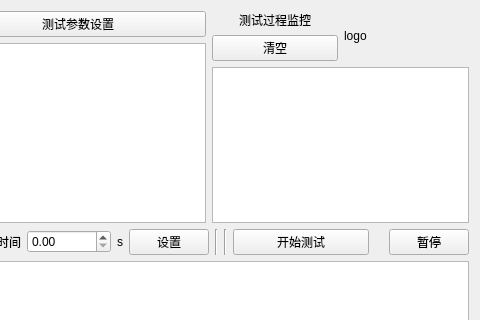
Qt form main_dialog.ui (curious-heart/X-exposer-tool) before a commit; both pictures show x 324 to 804 and y 0 to 320 of the 804 by 504 pixel window.
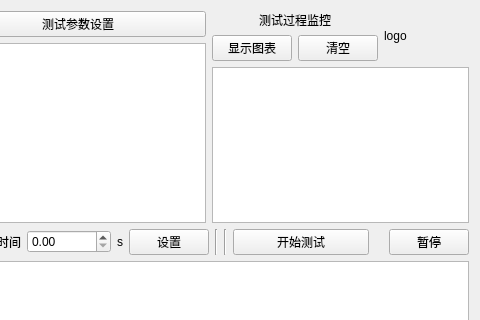
The same form after that commit.

Commit message: Refine mb_regs chart display. Fix a bug: timers art not stoped on main app exit. Use qt-deleteLater for modebus device instead of c++ delete.

```diff
--- a/main_dialog.ui
+++ b/main_dialog.ui
@@ -111,11 +111,22 @@
             </widget>
            </item>
            <item>
+            <layout class="QHBoxLayout" name="horizontalLayout_12">
+             <item>
+              <widget class="QPushButton" name="dispChartBtn">
+               <property name="text">
+                <string>显示图表</string>
+               </property>
+              </widget>
+             </item>
+             <item>
             <widget class="QPushButton" name="testPromMonitorClrBtn">
              <property name="text">
               <string>清空</string>
              </property>
             </widget>
+             </item>
+            </layout>
            </item>
           </layout>
          </item>
```
Lines whose indentation alone changed are shown as unchanged. The commit also changes 4 other files.
